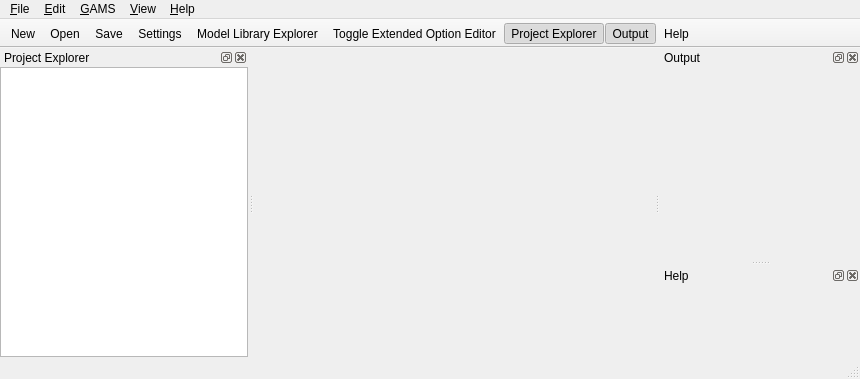
Old version of the form src/mainwindow.ui in the repository GAMS-dev/studio.
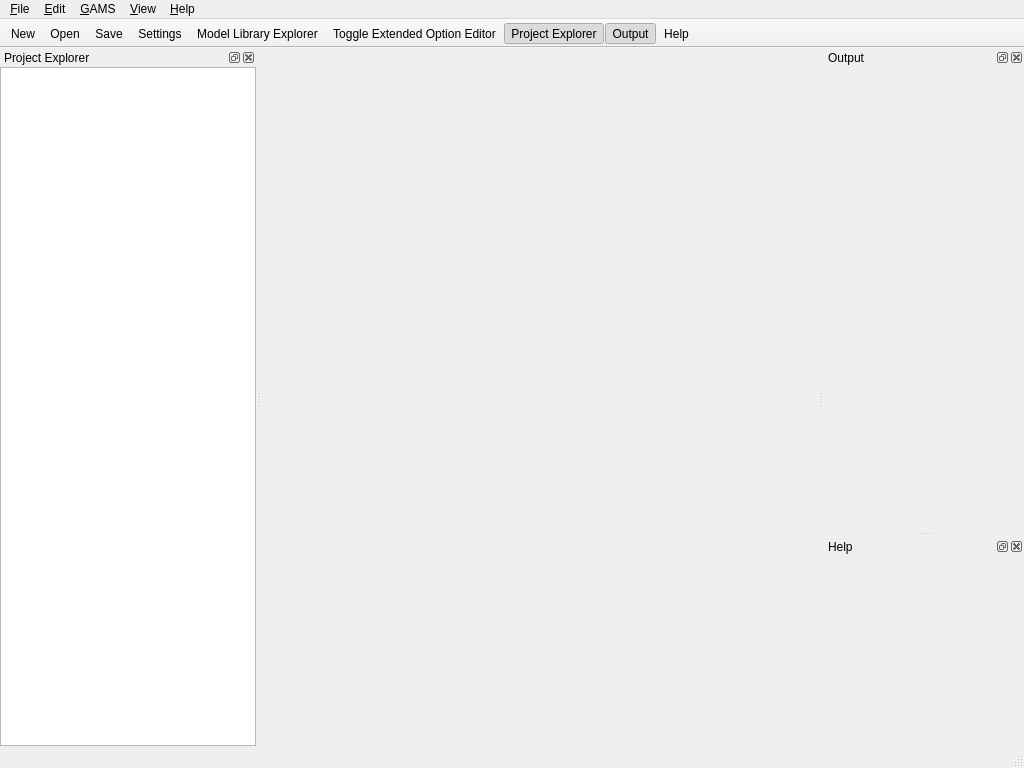
New version of the form. Icons and pictures are not drawn. Custom widgets are drawn as their Qt base class.

Commit message: prevent a project to open in project explorer when changelog gets delete and show a msgbox

Diff of the .ui file:
```diff
--- a/src/mainwindow.ui
+++ b/src/mainwindow.ui
@@ -6,8 +6,8 @@
    <rect>
     <x>0</x>
     <y>0</y>
-    <width>860</width>
-    <height>379</height>
+    <width>1024</width>
+    <height>768</height>
    </rect>
   </property>
   <property name="minimumSize">
```
The commit also changes 1 other file.
